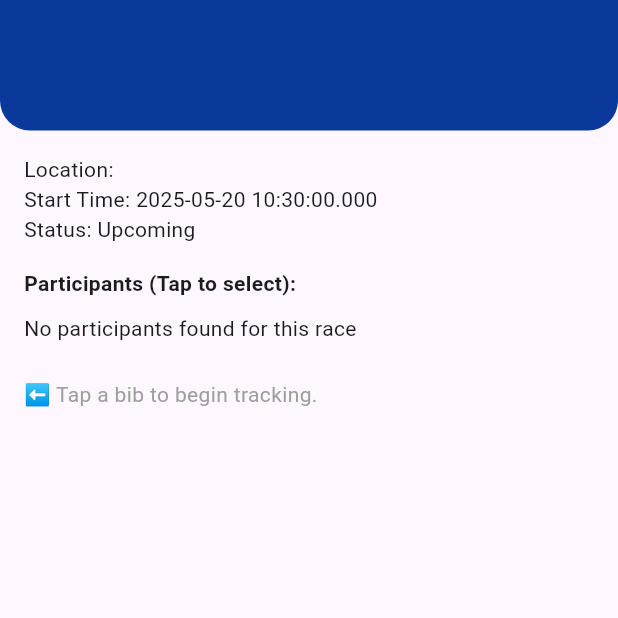
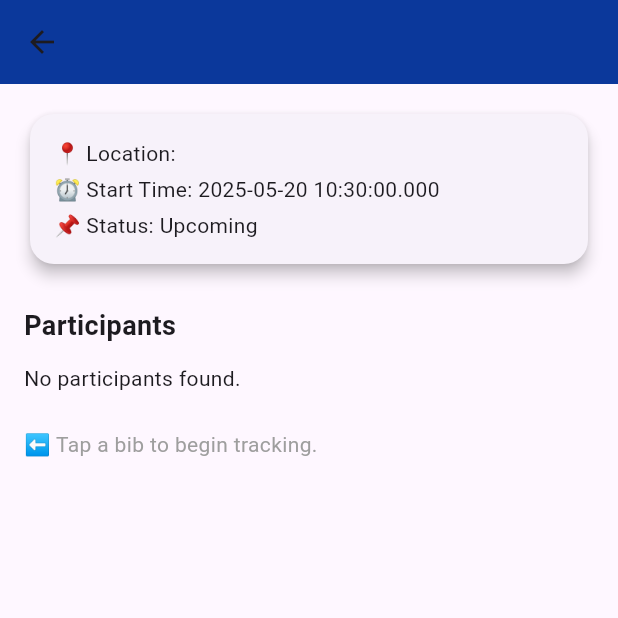
Before and after one commit to pichnarin/race_tracking_app_v1, a Flutter app: the TrackingPage screen opened directly with empty values, on a phone screen of 412 x 824 dp, the top half of it. Run offline on Flutter 3.47's test engine with Material 3 defaults, Android fonts, the phone set to English and light mode, and no system bars; our stand-ins replace firebase_core; accounts and stored records are empty; network calls fail.

Commit message:
improve tracking UI and remove message

```diff
--- a/lib/UI/screens/time_tracker/pages/tracking_page.dart
+++ b/lib/UI/screens/time_tracker/pages/tracking_page.dart
@@ -20,21 +20,16 @@ class TrackingPage extends StatefulWidget {
 class _TrackingPageState extends State<TrackingPage> {
   void showLog(String message) {
     print(message);
-    ScaffoldMessenger.of(
-      context,
-    ).showSnackBar(SnackBar(content: Text(message)));
+    ScaffoldMessenger.of(context).showSnackBar(SnackBar(content: Text(message)));
   }
 
   @override
   void initState() {
     super.initState();
+    final raceId = widget.race.uid;
 
-    final raceId = widget.race.uid;
     WidgetsBinding.instance.addPostFrameCallback((_) async {
-      final trackingProvider = Provider.of<TrackingProvider>(
-        context,
-        listen: false,
-      );
+      final trackingProvider = Provider.of<TrackingProvider>(context, listen: false);
       final raceProvider = Provider.of<RaceProvider>(context, listen: false);
 
       trackingProvider.setCurrentRace(raceId);
@@ -50,102 +45,74 @@ class _TrackingPageState extends State<TrackingPage> {
 
     final selectedBib = trackingProvider.selectedBib;
     final currentSegment = trackingProvider.getNextSegment();
-    final allFinished =
-        raceProvider.participants.isNotEmpty &&
+    final allFinished = raceProvider.participants.isNotEmpty &&
         trackingProvider.allParticipantsFinished(raceProvider.participants);
 
     return Scaffold(
-      body: SingleChildScrollView(
-        padding: const EdgeInsets.only(bottom: 100.0),
-        child: Column(
-          crossAxisAlignment: CrossAxisAlignment.start,
-          children: [
-            _buildHeader(widget.race.name),
-            _buildRaceDetails(
-              widget.race,
-              raceProvider,
-              trackingProvider,
-              selectedBib,
-              currentSegment,
+      appBar: AppBar(
+        backgroundColor: AppColor.primary,
+        title: Text(widget.race.name,style: TextStyle(color: Colors.white),),
+        centerTitle: true,
       ),
-            if (allFinished) _buildSeeResultsButton(widget.race),
-          ],
-        ),
+      floatingActionButton: allFinished
+          ? FloatingActionButton.extended(
+              onPressed: () {
+                final updatedRaceData = {
+                  ...widget.race.toJson(),
+                  'participants': {
+                    for (var p in raceProvider.participants) p.bib: p.toJson(),
+                  },
+                };
+                Navigator.push(
+                  context,
+                  MaterialPageRoute(
+                    builder: (_) => ResultDetailScreen(raceData: updatedRaceData),
                   ),
                 );
-  }
-
-  Widget _buildHeader(String title) {
-    return Container(
-      padding: const EdgeInsets.only(top: 40, left: 16, right: 16, bottom: 16),
-      decoration: const BoxDecoration(
-        color: AppColor.primary,
-        borderRadius: BorderRadius.vertical(bottom: Radius.circular(20)),
+              },
+              icon: const Icon(Icons.emoji_events, color: Colors.white),
+              label: const Text("See Results",style: TextStyle(color: Colors.white),),
+              backgroundColor: AppColor.primary,
+            )
+          : null,
+      body: Padding(
+        padding: const EdgeInsets.all(16),
+        child: ListView(
+          children: [
+            _buildRaceInfo(widget.race),
+            const SizedBox(height: 24),
+            const Text(
+              "Participants",
+              style: TextStyle(fontSize: 18, fontWeight: FontWeight.bold),
             ),
-      child: Center(
-        child: Text(
-          title,
-          style: const TextStyle(
-            fontSize: 22,
-            fontWeight: FontWeight.w700,
-            color: Colors.white,
-            letterSpacing: 1.1,
-          ),
-        ),
-      ),
-    );
-  }
-
-  Widget _buildRaceDetails(
-    Race race,
-    RaceProvider raceProvider,
-    TrackingProvider trackingProvider,
-    String? selectedBib,
-    String currentSegment,
-  ) {
-    return Padding(
-      padding: const EdgeInsets.all(16),
-      child: Column(
-        crossAxisAlignment: CrossAxisAlignment.start,
-        children: [
-          Text("Location: ${race.location}"),
-          Text("Start Time: ${race.startTime}"),
-          Text("Status: ${StringCasing(race.status.name).capitalize()}"),
-          const SizedBox(height: 16),
-
-          const Text(
-            "Participants (Tap to select):",
-            style: TextStyle(fontWeight: FontWeight.bold),
-          ),
-          const SizedBox(height: 10),
-
+            const SizedBox(height: 12),
             if (raceProvider.isLoading)
               const Center(child: CircularProgressIndicator())
             else if (raceProvider.participants.isEmpty)
-            const Text("No participants found for this race")
+              const Text("No participants found.")
             else
               _buildBibSelector(
                 raceProvider.participants,
                 trackingProvider.selectedBib,
                 trackingProvider,
               ),
-
             const SizedBox(height: 24),
             if (selectedBib != null) ...[
               Text(
-              "🏃‍♂️ Selected Bib: $selectedBib",
-              style: const TextStyle(fontWeight: FontWeight.w600),
+                "Selected Bib: $selectedBib",
+                style: const TextStyle(fontSize: 16, fontWeight: FontWeight.w600),
               ),
               const SizedBox(height: 8),
               Text(
                 "Current Segment: ${currentSegment.isNotEmpty ? StringCasing(currentSegment).capitalize() : "All done!"}",
+                style: const TextStyle(fontSize: 16),
               ),
-            const SizedBox(height: 12),
+              const SizedBox(height: 16),
               if (currentSegment.isNotEmpty)
                 _buildRecordButton(
                   currentSegment,
                   selectedBib,
-                race.uid,
+                  widget.race.uid,
                   raceProvider,
                   trackingProvider,
                 )
@@ -158,13 +125,33 @@ class _TrackingPageState extends State<TrackingPage> {
                     color: Colors.green,
                   ),
                 ),
-          ] else ...[
+            ] else
               const Text(
                 "⬅️ Tap a bib to begin tracking.",
                 style: TextStyle(color: Colors.grey),
               ),
           ],
+        ),
+      ),
+    );
+  }
+
+  Widget _buildRaceInfo(Race race) {
+    return Card(
+      shape: RoundedRectangleBorder(borderRadius: BorderRadius.circular(16)),
+      elevation: 4,
+      child: Padding(
+        padding: const EdgeInsets.all(16),
+        child: Column(
+          crossAxisAlignment: CrossAxisAlignment.start,
+          children: [
+            Text("📍 Location: ${race.location}"),
+            const SizedBox(height: 4),
+            Text("⏰ Start Time: ${race.startTime}"),
+            const SizedBox(height: 4),
+            Text("📌 Status: ${StringCasing(race.status.name).capitalize()}"),
           ],
+        ),
       ),
     );
   }
@@ -179,20 +166,18 @@ class _TrackingPageState extends State<TrackingPage> {
       child: ListView.separated(
         scrollDirection: Axis.horizontal,
         itemCount: participants.length,
-        separatorBuilder: (_, __) => const SizedBox(width: 12),
+        separatorBuilder: (_, __) => const SizedBox(width: 10),
         itemBuilder: (context, index) {
-          final participant = participants[index];
-          final bib = participant.bib;
+          final bib = participants[index].bib;
           final isSelected = selectedBib == bib;
 
           return GestureDetector(
             onTap: () => trackingProvider.selectBib(bib),
             child: Container(
               width: 60,
-              height: 60,
               alignment: Alignment.center,
               decoration: BoxDecoration(
-                color: isSelected ? Colors.blue : Colors.grey[300],
+                color: isSelected ? AppColor.primary : AppColor.secondary,
                 borderRadius: BorderRadius.circular(12),
                 border: Border.all(
                   color: isSelected ? Colors.blueAccent : Colors.transparent,
@@ -221,7 +206,7 @@ class _TrackingPageState extends State<TrackingPage> {
     RaceProvider raceProvider,
     TrackingProvider trackingProvider,
   ) {
-    return ElevatedButton(
+    return ElevatedButton.icon(
       onPressed: () async {
         final now = DateTime.now();
         try {
@@ -231,63 +216,23 @@ class _TrackingPageState extends State<TrackingPage> {
             segment: segment,
             finishTime: now,
           );
-
-          showLog("✅ Recorded $segment for bib $bib");
+          // showLog("✅ Recorded $segment for bib $bib");
           trackingProvider.incrementSegmentCount();
         } catch (e) {
           showLog("❌ Failed to record $segment: $e");
         }
       },
+      icon: const Icon(Icons.save_alt),
+      label: Text("Record ${StringCasing(segment).capitalize()}"),
       style: ElevatedButton.styleFrom(
         backgroundColor: Colors.green,
         padding: const EdgeInsets.symmetric(vertical: 14, horizontal: 32),
-      ),
-      child: Text("Record ${StringCasing(segment).capitalize()}"),
-    );
-  }
-
-  Widget _buildSeeResultsButton(Race race) {
-    return Center(
-      child: ElevatedButton(
-        onPressed: () {
-          final raceProvider = Provider.of<RaceProvider>(
-            context,
-            listen: false,
-          );
-
-          final updatedRaceData = {
-            ...widget.race.toJson(),
-            'participants': {
-              for (var p in raceProvider.participants) p.bib: p.toJson(),
-            },
-          };
-
-          Navigator.push(
-            context,
-            MaterialPageRoute(
-              builder:
-                  (context) => ResultDetailScreen(raceData: updatedRaceData),
-            ),
-          );
-        },
-        style: ElevatedButton.styleFrom(
-          backgroundColor: Colors.black,
-          padding: const EdgeInsets.symmetric(vertical: 14, horizontal: 32),
-        ),
-        child: const Text(
-          "See Results",
-          style: TextStyle(
-            fontSize: 16,
-            fontWeight: FontWeight.bold,
-            color: Colors.white,
-          ),
-        ),
+        shape: RoundedRectangleBorder(borderRadius: BorderRadius.circular(12)),
       ),
     );
   }
 }
 
 extension StringCasing on String {
-  String capitalize() =>
-      isEmpty ? this : '${this[0].toUpperCase()}${substring(1)}';
+  String capitalize() => isEmpty ? this : '${this[0].toUpperCase()}${substring(1)}';
 }
```
Lines whose indentation alone changed are shown as unchanged.
